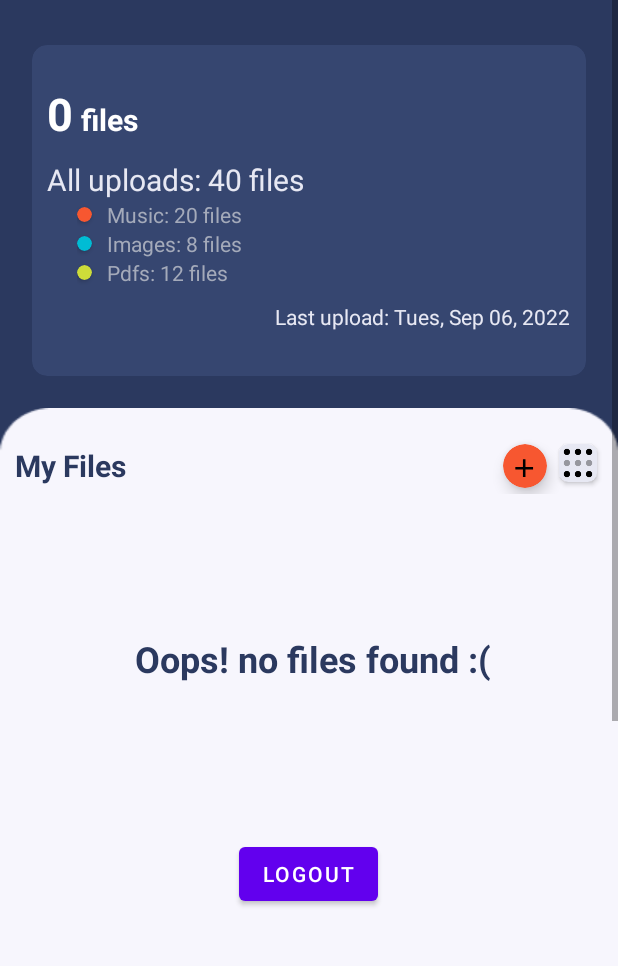
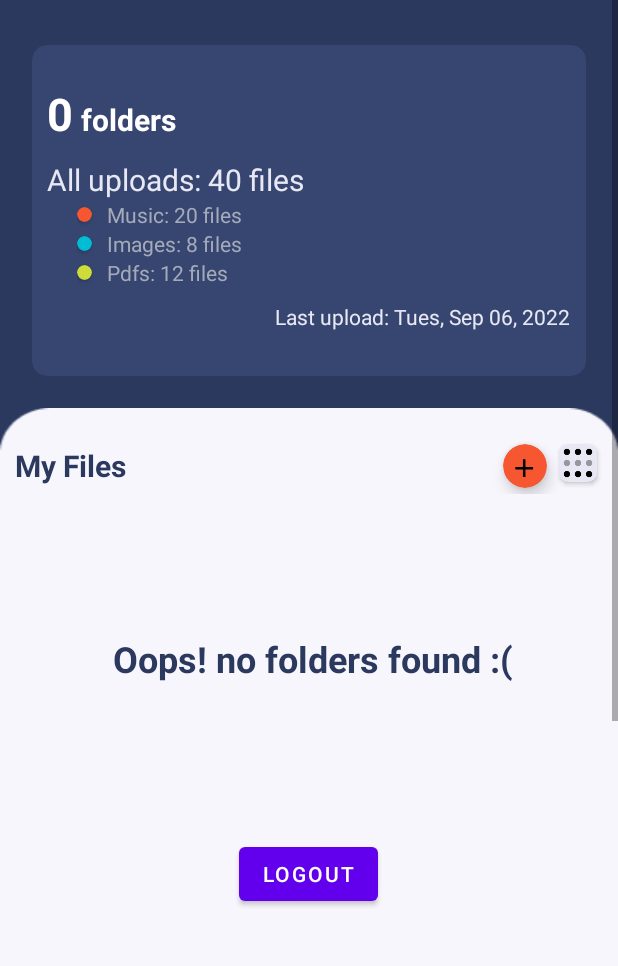
Before and after one commit to iZeroKim/K-cloud, an Android app: the layout activity_main.xml on its own in the app's theme, with its tools: preview values and no code run, on a phone screen of 412 x 824 dp, the part 237-1203 px from its top. Run offline under Robolectric (Android 15) with nearby library versions, the phone set to English and light mode, and no system bars.

Commit message:
Minor fix: change files to folder on the main activity

```diff
--- a/app/src/main/res/layout/activity_main.xml
+++ b/app/src/main/res/layout/activity_main.xml
@@ -162,7 +162,7 @@
                                         android:layout_width="wrap_content"
                                         android:layout_height="wrap_content"
                                         android:layout_marginStart="5dp"
-                                        android:text="files "
+                                        android:text="folders "
                                         android:textColor="@color/white"
                                         android:textSize="20dp"
                                         android:textStyle="bold" />
@@ -377,7 +377,7 @@
                         android:layout_height="200dp"
                         android:layout_gravity="center"
                         android:gravity="center"
-                        android:text=" Oops! no files found :("
+                        android:text=" Oops! no folders found :("
                         android:textColor="@color/navy_blue"
                         android:textSize="24dp"
                         android:textStyle="bold" />
```
